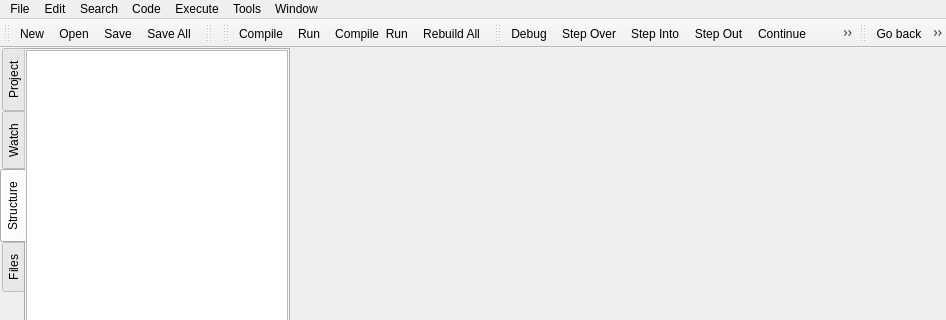
The window that RedPandaIDE/mainwindow.ui (royqh1979/RedPanda-CPP) describes before a commit, drawn with Qt 5; both pictures show x 0 to 946 and y 0 to 320 of the 946 by 657 pixel window.
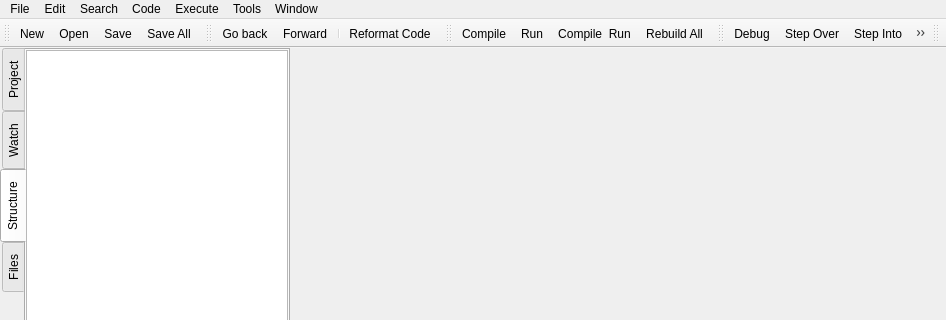
The same window after the commit. Icons and pictures are not drawn. Custom widgets are drawn as their Qt base class.

What changed in the file:
```diff
--- a/RedPandaIDE/mainwindow.ui
+++ b/RedPandaIDE/mainwindow.ui
@@ -898,15 +898,9 @@
    <addaction name="actionSave"/>
    <addaction name="actionSaveAll"/>
   </widget>
-  <widget class="QToolBar" name="toolbarCompilerSet">
+  <widget class="QToolBar" name="toolbarCode">
    <property name="windowTitle">
-    <string>toolBar_2</string>
-   </property>
-   <property name="iconSize">
-    <size>
-     <width>24</width>
-     <height>24</height>
-    </size>
+    <string>toolBar</string>
    </property>
    <attribute name="toolBarArea">
     <enum>TopToolBarArea</enum>
@@ -914,6 +908,10 @@
    <attribute name="toolBarBreak">
     <bool>false</bool>
    </attribute>
+   <addaction name="actionBack"/>
+   <addaction name="actionForward"/>
+   <addaction name="separator"/>
+   <addaction name="actionReformat_Code"/>
   </widget>
   <widget class="QToolBar" name="toolbarCompile">
    <property name="windowTitle">
@@ -961,9 +959,15 @@
    <addaction name="separator"/>
    <addaction name="actionAdd_Watch"/>
   </widget>
-  <widget class="QToolBar" name="toolbarCode">
+  <widget class="QToolBar" name="toolbarCompilerSet">
    <property name="windowTitle">
-    <string>toolBar</string>
+    <string>toolBar_2</string>
+   </property>
+   <property name="iconSize">
+    <size>
+     <width>24</width>
+     <height>24</height>
+    </size>
    </property>
    <attribute name="toolBarArea">
     <enum>TopToolBarArea</enum>
@@ -971,10 +975,6 @@
    <attribute name="toolBarBreak">
     <bool>false</bool>
    </attribute>
-   <addaction name="actionBack"/>
-   <addaction name="actionForward"/>
-   <addaction name="separator"/>
-   <addaction name="actionReformat_Code"/>
   </widget>
   <action name="actionNew">
    <property name="icon">
```
Left out of the diff: 12 changed lines with no effect on the pictures.
